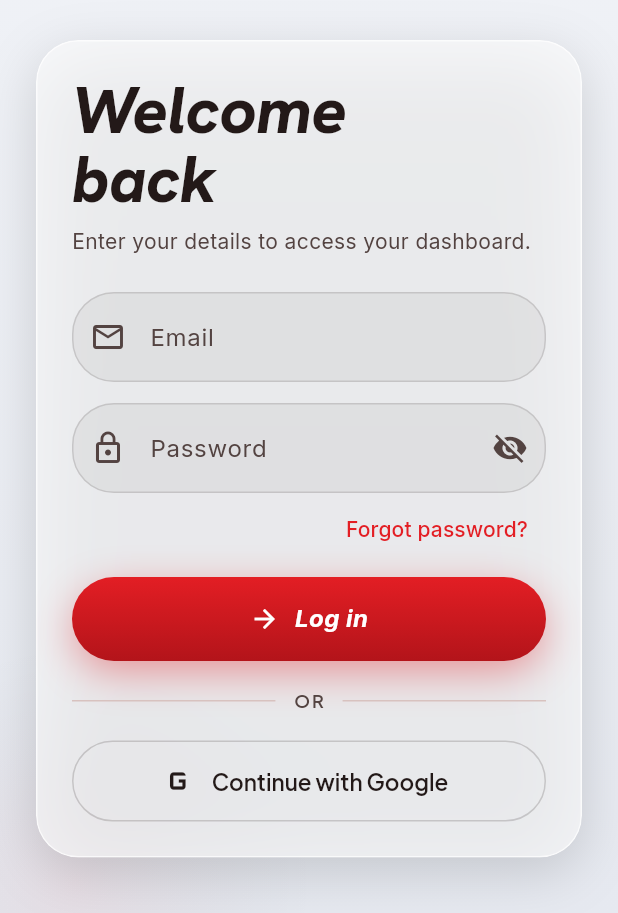
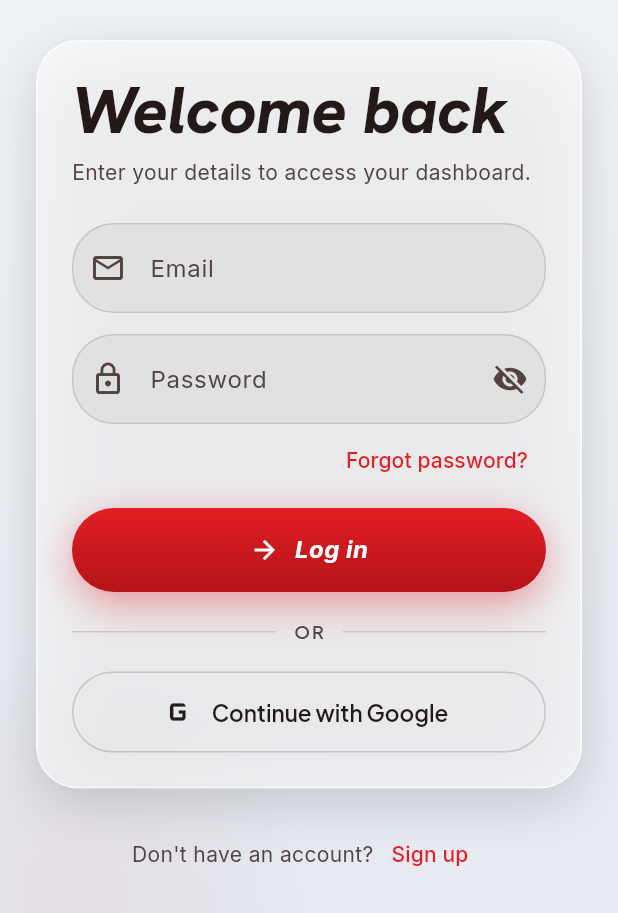
Before and after one commit to Fitbox-41/FitBox-App, a Flutter app: the screen it shows after launch, on a phone screen of 412 x 824 dp, the part 323-1236 px from its top. Run offline on Flutter 3.47's test engine with Material 3 defaults, Android fonts, the phone set to English and light mode, and no system bars; our stand-ins replace dio, flutter_animate, flutter_riverpod, flutter_secure_storage, go_router, google_fonts and 3 more; missing offline and left inert: google_sign_in_web, health.

Commit message:
Fix login text + test to match GlowButton redesign

```diff
--- a/lib/src/presentation/auth/login_screen.dart
+++ b/lib/src/presentation/auth/login_screen.dart
@@ -92,7 +92,7 @@
                             mainAxisSize: MainAxisSize.min,
                             crossAxisAlignment: CrossAxisAlignment.stretch,
                             children: <Widget>[
-                              Text('Welcome\nback',
+                              Text('Welcome back',
                                   style: AppText.kinetic(context, size: 44)),
                               const SizedBox(height: 8),
                               Text('Enter your details to access your dashboard.',
```
Also changed, not shown: 1 other file.
